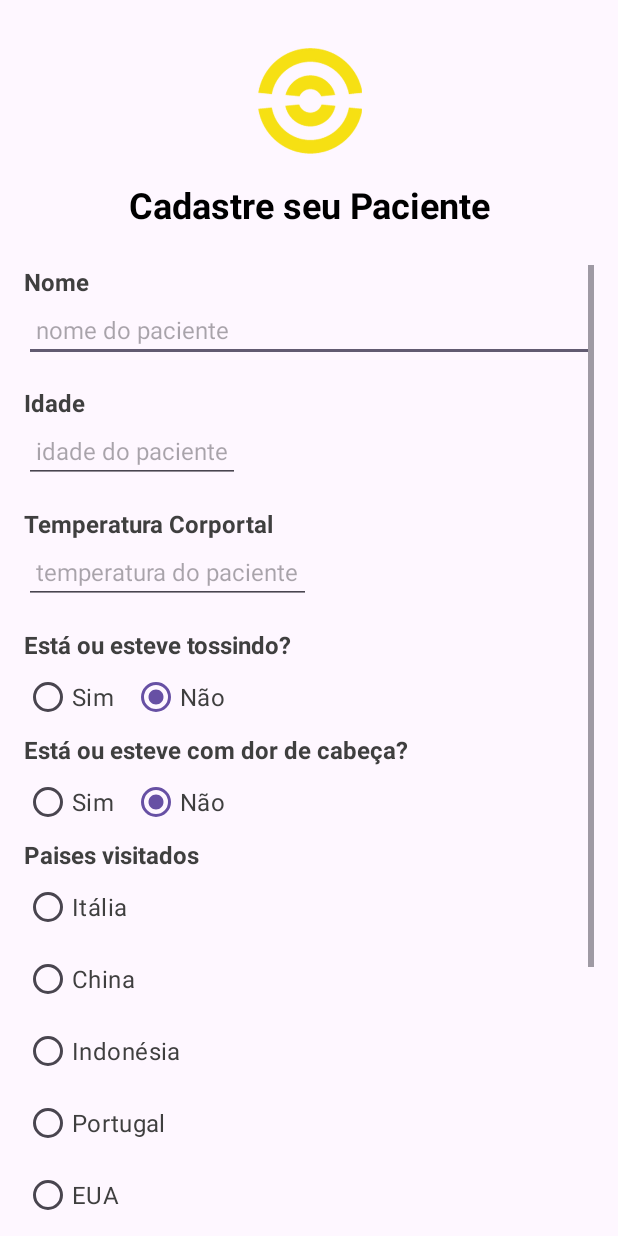
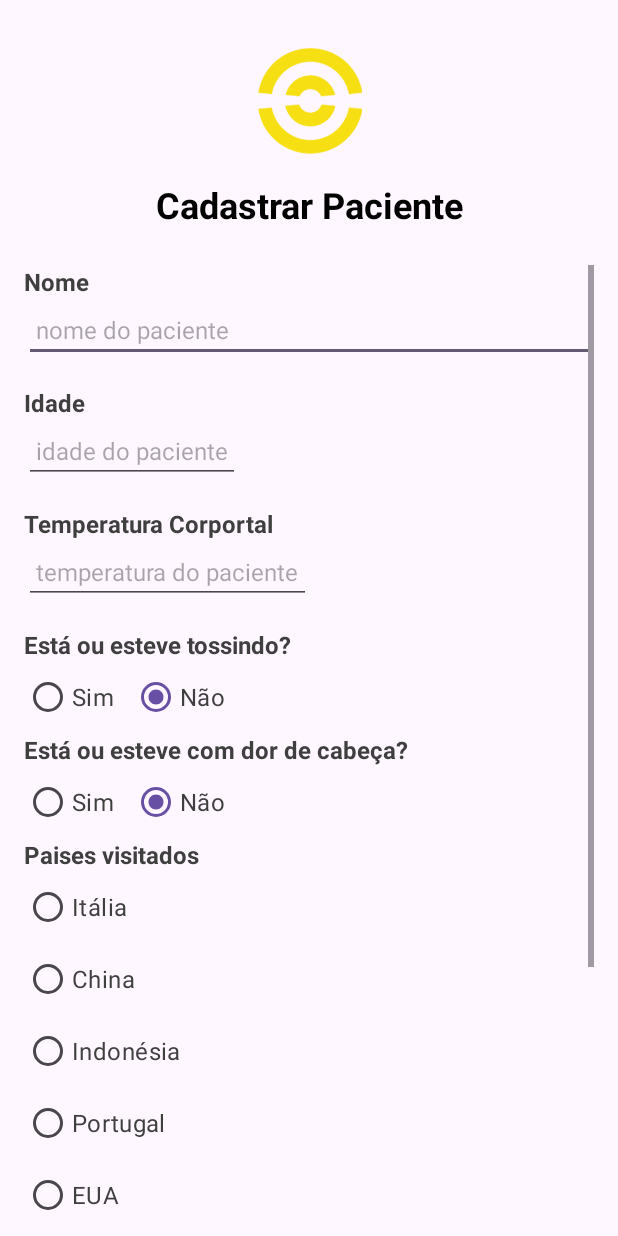
Before and after one commit to MatheusMangueira/horizon-covidMonitor, an Android app: the RegisterActivity screen opened directly, with no data from a screen before it, on a phone screen of 412 x 824 dp. Run offline under Robolectric (Android 15) with nearby library versions, the phone set to English and light mode, and no system bars.

```diff
--- a/app/src/main/res/values/strings.xml
+++ b/app/src/main/res/values/strings.xml
@@ -8,7 +8,7 @@
     <string name="main_title">Lista de ações:</string>
 
     <!-- page register -->
-    <string name="register_form">Cadastre seu Paciente</string>
+    <string name="register_form">Cadastrar Paciente</string>
     <string name="register_name">Nome</string>
     <string name="register_age">Idade</string>
     <string name="register_temperature">Temperatura Corportal</string>
```
